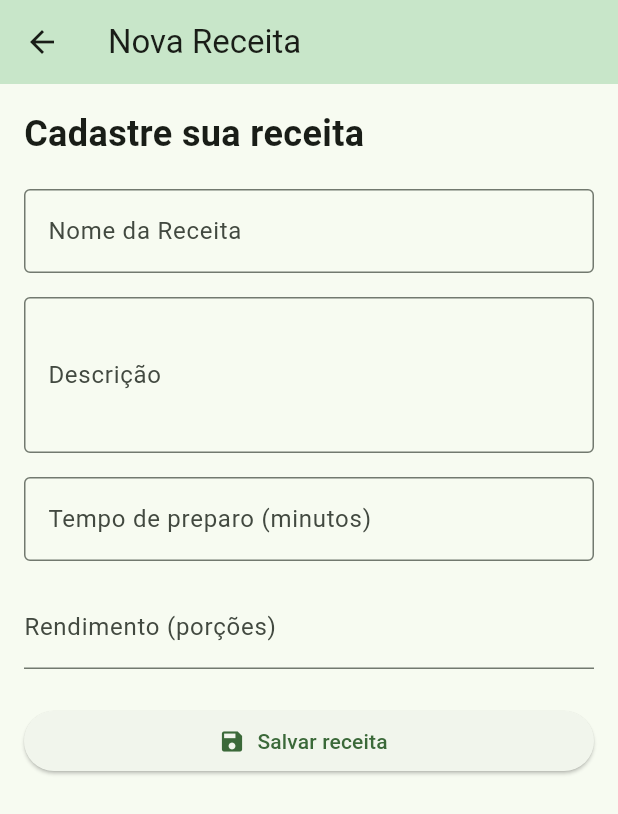
After one commit to daniel-alm26/canellas-panificacao, a Flutter app: the FormularioReceitaScreen screen opened directly, on a phone screen of 412 x 824 dp. The commit adds this screen. Shown: the top 814 px of the screen. Run offline on Flutter 3.47's test engine with Material 3 defaults, Android fonts, the phone set to English and light mode, and no system bars.

Commit message:
Criação da Tela de Formulário de Inclusão de Receitas

```diff
--- /dev/null
+++ b/lib/screens/formulario_receita_screen.dart
@@ -0,0 +1,96 @@
+import 'package:flutter/material.dart';
+
+class FormularioReceitaScreen extends StatefulWidget {
+  const FormularioReceitaScreen({super.key});
+
+  @override
+  State<FormularioReceitaScreen> createState() =>
+      _FormularioReceitaScreenState();
+}
+
+class _FormularioReceitaScreenState extends State<FormularioReceitaScreen> {
+  final _nomeController = TextEditingController();
+  final _descricaoController = TextEditingController();
+  final _tempoController = TextEditingController();
+  final _rendimentoController = TextEditingController();
+
+  @override
+  void dispose() {
+    _nomeController.dispose();
+    _descricaoController.dispose();
+    _tempoController.dispose();
+    _rendimentoController.dispose();
+    super.dispose();
+  }
+
+  // Método dispose(): Função de limpeza usada para liberar recursoso de memória e evitar vazamentos.
+  @override
+  Widget build(BuildContext context) {
+    return Scaffold(
+      appBar: AppBar(
+        title: const Text('Nova Receita'),
+        backgroundColor: Colors.green.shade100,
+      ),
+      body: SingleChildScrollView(
+        padding: const EdgeInsets.all(16),
+        child: Column(
+          crossAxisAlignment: CrossAxisAlignment.start,
+          children: [
+            const Text(
+              'Cadastre sua receita',
+              style: TextStyle(fontSize: 24, fontWeight: FontWeight.bold),
+            ),
+            const SizedBox(height: 20),
+
+            TextField(
+              controller: _nomeController,
+              decoration: const InputDecoration(
+                labelText: 'Nome da Receita',
+                border: OutlineInputBorder(),
+              ),
+            ),
+            const SizedBox(height: 16),
+
+            TextField(
+              controller: _descricaoController,
+              maxLines: 3,
+              decoration: const InputDecoration(
+                labelText: 'Descrição',
+                border: OutlineInputBorder(),
+              ),
+            ),
+            const SizedBox(height: 16),
+
+            TextField(
+              controller: _tempoController,
+              keyboardType: TextInputType.number,
+              decoration: const InputDecoration(
+                labelText: 'Tempo de preparo (minutos)',
+                border: OutlineInputBorder(),
+              ),
+            ),
+            const SizedBox(height: 16),
+
+            TextField(
+              controller: _rendimentoController,
+              keyboardType: TextInputType.number,
+              decoration: const InputDecoration(
+                labelText: 'Rendimento (porções)',
+              ),
+            ),
+            const SizedBox(height: 24),
+
+            SizedBox(
+              width: double.infinity,
+              child: ElevatedButton.icon(
+                onPressed: () {},
+                icon: const Icon(Icons.save),
+                label: const Text('Salvar receita'),
+              ),
+            ),
+          ],
+        ),
+      ),
+    );
+  }
+}
--- a/lib/screens/inicio_screen.dart
+++ b/lib/screens/inicio_screen.dart
@@ -30,7 +30,15 @@ class InicioScreen extends StatefulWidget {
         // title: const Text('Canellas Panificação'),
         centerTitle: true,
         backgroundColor: Colors.green.shade100,
+        actions: [
+          IconButton(
+            icon: const Icon(Icons.add),
+            tooltip: 'Adicionar receita',
+            onPressed: () {},
+          ),
+        ],
       ),
+
 
       body: ListView(
         padding: const EdgeInsets.all(16),
@@ -59,7 +67,7 @@ class InicioScreen extends StatefulWidget {
               hintText: 'Pesquisar receitas...',
               prefixIcon: const Icon(Icons.search),
               border: OutlineInputBorder(
-                borderRadius: BorderRadius.circular(12),
+                borderRadius: BorderRadius.circular(16),
               ),
             ),
 
```
Also changed, not shown: 1 other file.
